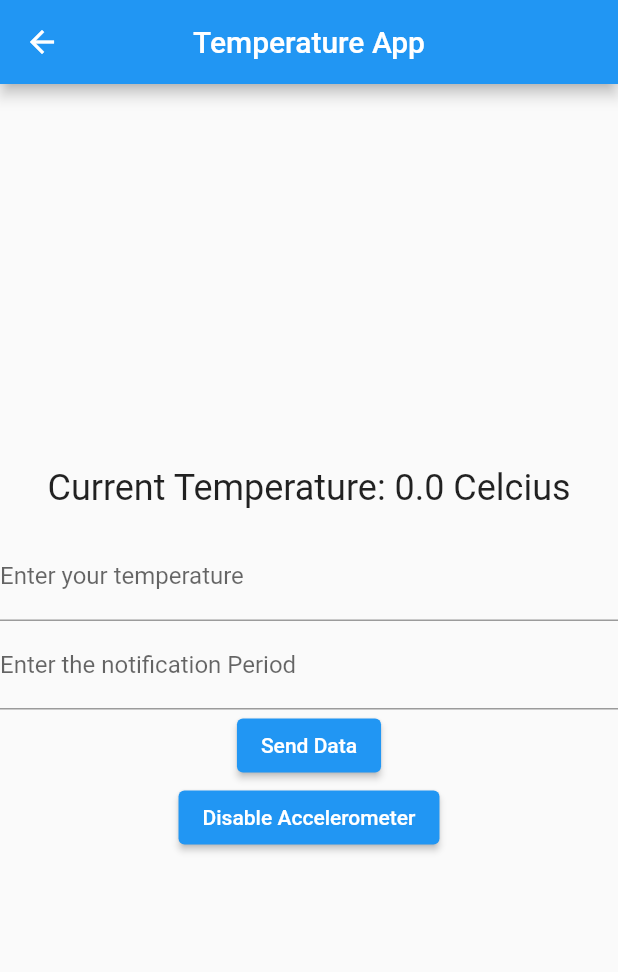
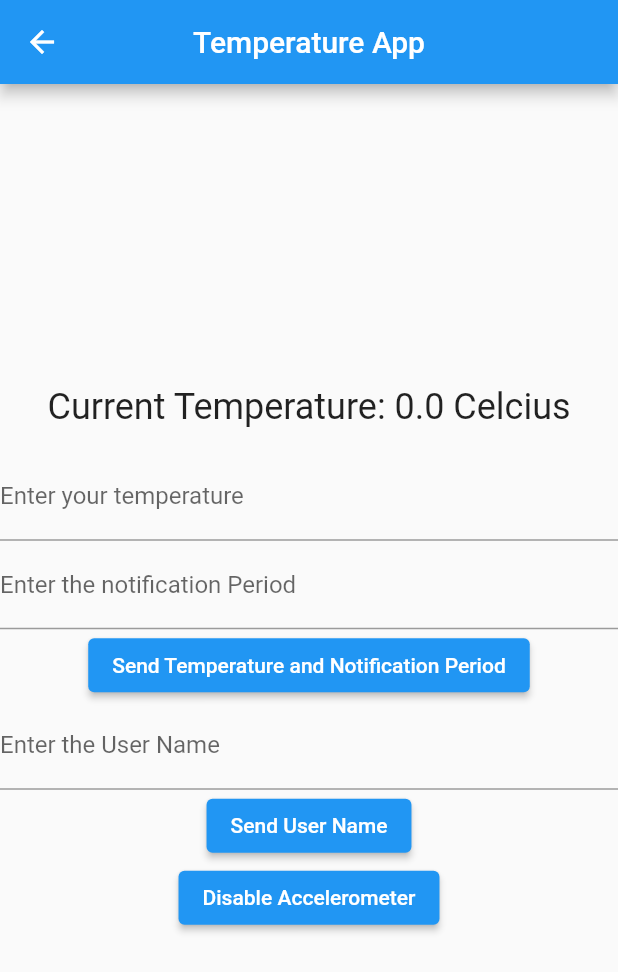
Before and after one commit to HAMMAD88/temperature-flutter, a Flutter app: the TemperaturePage screen opened directly with empty values, after a tap on "Enable Accelerometer", on a phone screen of 412 x 824 dp. Shown: the top 972 px of the screen. Run offline on Flutter 3.47's test engine with Material 2 defaults, Android fonts, the phone set to English and light mode, and no system bars; our stand-ins replace sensors, vibration; network calls fail.

Commit message:
User name added

```diff
--- a/lib/main.dart
+++ b/lib/main.dart
@@ -45,6 +45,15 @@ class _IpAddressPageState extends State<IpAddressPage> {
       );
     }
   }
+  void _submitDefault() {
+    final ipAddress = "10.42.0.1";
+      Navigator.of(context).push(
+        MaterialPageRoute(
+          builder: (context) => TemperaturePage(ipAddress: ipAddress),
+        ),
+      );
+
+  }
 
   @override
   Widget build(BuildContext context) {
@@ -68,6 +77,10 @@ class _IpAddressPageState extends State<IpAddressPage> {
               onPressed: _submitIpAddress,
               child: const Text('Submit'),
             ),
+            ElevatedButton(
+              onPressed: _submitDefault,
+              child: const Text('Connect to Default'),
+            ),
           ],
         ),
       ),
@@ -89,10 +102,11 @@ class _TemperaturePageState extends State<TemperaturePage> {
   late String _temperature;
   late TextEditingController _temperatureController;
   late TextEditingController _notifyperiod;
-
+  late TextEditingController _username;
   double _angle = 0;
   late StreamSubscription<AccelerometerEvent> _subscription;
   late double _temp;
+  late double _newtemp;
   bool check = false;
 
 
@@ -103,10 +117,12 @@ class _TemperaturePageState extends State<TemperaturePage> {
     _client = http.Client();
     _temperature = '-';
     _temp = 0;
+    _newtemp = 0;
     _temperatureController = TextEditingController();
     _notifyperiod = TextEditingController();
+    _username = TextEditingController();
     _startFetchingTemperature();
-    // _listenToRotation();
+    _startFetchingAngle();// _listenToRotation();
 
   }
 
@@ -138,24 +154,57 @@ class _TemperaturePageState extends State<TemperaturePage> {
       debugPrint(e.toString());
     }
   }
+  Future<void> _fetchNewTemperature() async {
+    try {
+      final response = await _client.get(Uri.parse(
+          'http://${widget.ipAddress}:8000/api/settings/'));
+      final json = jsonDecode(response.body);
+      final temperature = json['temp'];
+      print('Temperature: $temperature');
+      setState(() {
+        // _temperature = temperature.toString();
+        double beta = double.parse(temperature);
+        _newtemp = beta;
+        // if (beta > 25){
+        //   Vibration.vibrate(duration: 1000);
+        // }
+      });
+
+    } catch (e) {
+      debugPrint(e.toString());
+    }
+  }
 
   void _startFetchingTemperature() {
-    Future.delayed(const Duration(milliseconds: 50)).then((_) {
+    Future.delayed(const Duration(milliseconds: 500)).then((_) {
       //stopListeningToAccelerometer();
       _fetchTemperature();
+      _fetchNewTemperature();
       // (put in the if below).
-      if (widget._isEnabled){
+      //if (widget._isEnabled){
 
-        _listenToRotation();
-         Future.delayed(const Duration(milliseconds: 200));
-         _sendAngle(_angle);
+       // _listenToRotation();
+         // Future.delayed(const Duration(milliseconds: 50));
+      //   _sendAngle(_angle);
          //stopListeningToAccelerometer();
-      }
+      //}
 
       // else{
       //   stopListeningToAccelerometer();
       // }
       _startFetchingTemperature();
+
+    });
+
+  }
+  void _startFetchingAngle() {
+    Future.delayed(const Duration(milliseconds: 100)).then((_) {
+      if (widget._isEnabled){
+
+        _listenToRotation();
+        _sendAngle(_angle);
+      }
+      _startFetchingAngle();
 
     });
 
@@ -196,13 +245,12 @@ class _TemperaturePageState extends State<TemperaturePage> {
         return;
       }
        double t = -(angle * 0.5);
-       double alpha = (t +_temp);
+       double alpha = (t +_newtemp);
       String a = (alpha).toStringAsFixed(2);
       final response = await _client.post(
         Uri.parse('http://${widget.ipAddress}:8000/api/settings/'),
         body: jsonEncode(<String, dynamic>{
           'temp': a,
-          'notify_period':1
         }),
         headers: <String, String>{
           'Content-Type': 'application/json; charset=UTF-8',
@@ -273,6 +321,48 @@ class _TemperaturePageState extends State<TemperaturePage> {
       debugPrint(e.toString());
     }
   }
+  Future<void> _sendUsername() async {
+    try {
+      final username = _username.text.trim();
+
+      if (username.isEmpty) {
+        return;
+      }
+
+
+      final response = await _client.post(
+
+        Uri.parse('http://${widget.ipAddress}:8000/api/card/'),
+        body: jsonEncode(<String, dynamic>{
+          'nfc': username,
+
+        }),
+
+        headers: <String, String>{
+          'Content-Type': 'application/json; charset=UTF-8',
+        },
+      );
+
+      if (response.statusCode == 200) {
+        // Temperature sent successfully
+        _temperatureController.clear();
+        ScaffoldMessenger.of(context).showSnackBar(
+          const SnackBar(
+            content: Text('Temperature sent successfully'),
+          ),
+        );
+      } else {
+        // Error sending temperature
+        ScaffoldMessenger.of(context).showSnackBar(
+          const SnackBar(
+            content: Text('Error sending temperature'),
+          ),
+        );
+      }
+    } catch (e) {
+      debugPrint(e.toString());
+    }
+  }
 
   @override
   Widget build(BuildContext context) {
@@ -282,6 +372,8 @@ class _TemperaturePageState extends State<TemperaturePage> {
     centerTitle: true,
     ),
     body: Center(
+      child : SingleChildScrollView(
+
     child: Column(
     mainAxisAlignment: MainAxisAlignment.center,
     children: <Widget>[
@@ -304,16 +396,29 @@ class _TemperaturePageState extends State<TemperaturePage> {
           labelText: 'Enter the notification Period',
         ),
       ),
-    ElevatedButton(
-    onPressed: _sendTemperature,
-    child: const Text('Send Data'),
-    ),
+      ElevatedButton(
+        onPressed: _sendTemperature,
+        child: const Text('Send Temperature and Notification Period'),
+      ),
+      TextField(
+        controller: _username,
+        keyboardType: TextInputType.name,
+        decoration: const InputDecoration(
+          labelText: 'Enter the User Name',
+        ),
+      ),
+
+      ElevatedButton(
+        onPressed: _sendUsername,
+        child: const Text('Send User Name'),
+      ),
       ElevatedButton(
         onPressed: _toggleFunctionEnabled,
         child: Text(widget._isEnabled ? 'Disable Accelerometer' : 'Enable Accelerometer'),
       ),
     ],
     ),
+      ), /////put bracket here
     ));
 
     }
```
